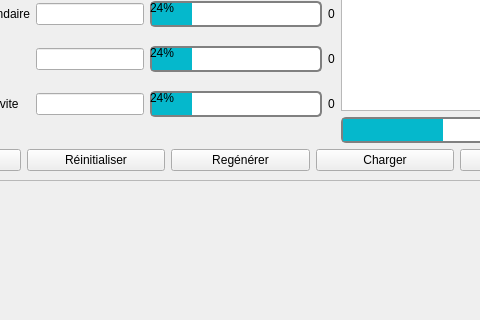
Above: UI/Formulaire.ui from Guillaume-Chauveau/CatalogageDeDocumentDeLaDIBISO before the change; both pictures show x 148 to 628 and y 310 to 630 of the 1238 by 852 pixel window. Below: the same form after it.
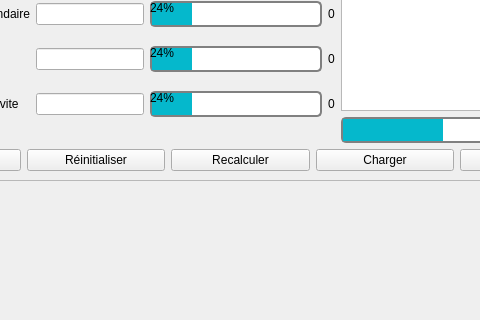
That is the form after the change.

Commit message: Romanisation fonctionnelle

The edit to the form file:
```diff
--- a/UI/Formulaire.ui
+++ b/UI/Formulaire.ui
@@ -969,7 +969,7 @@
            <item>
             <widget class="QPushButton" name="pushButton">
              <property name="text">
-              <string>Regénérer</string>
+              <string>Recalculer</string>
              </property>
             </widget>
            </item>
```
Left out of the diff: 2 changed lines with no effect on the pictures. The commit also changes 2 other files.
